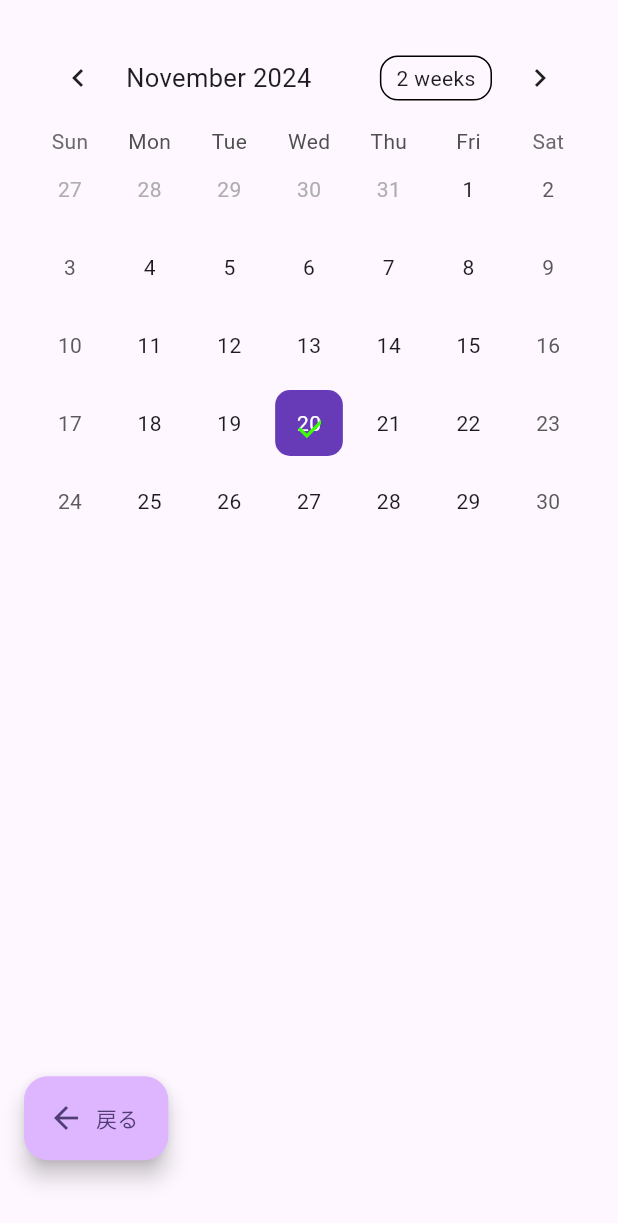
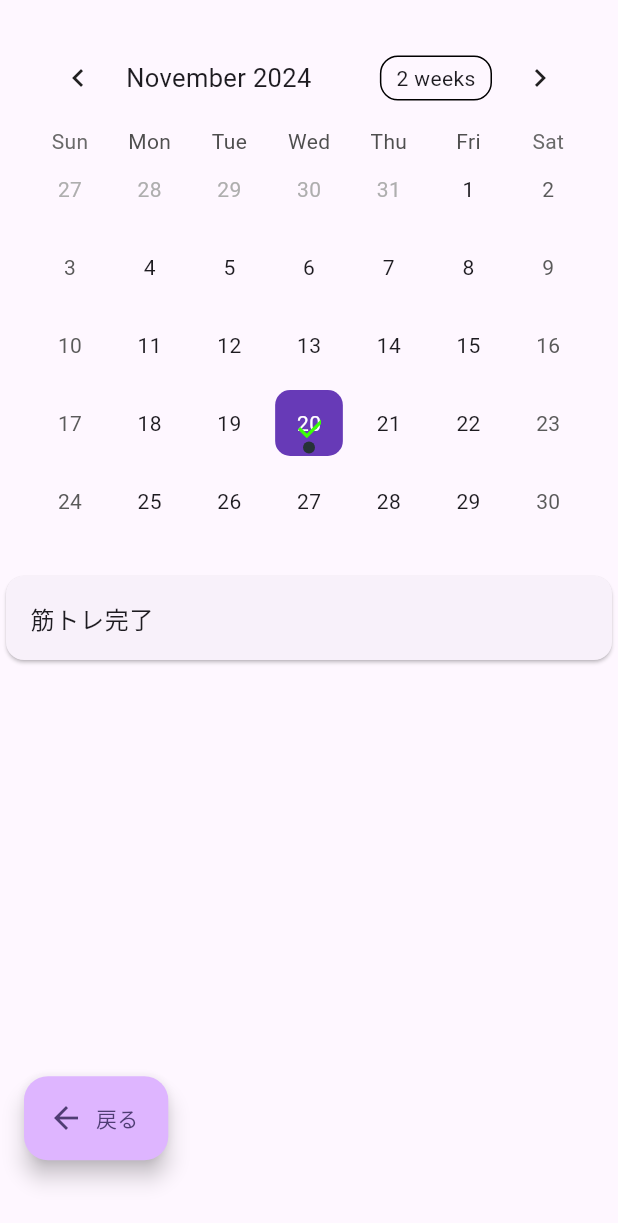
Before and after one commit to tsuchida-y/MuscleManagement_app, a Flutter app: the screen it shows after launch, after a tap on the "add" icon, on a phone screen of 412 x 824 dp. Shown: the top 1223 px of the screen. Run offline on Flutter 3.47's test engine with Material 3 defaults, Android fonts, the phone set to English and light mode, and no system bars; drawn by our look-alikes of table_calendar.

Commit message:
現在時刻に印をつけるプログラムの追加

```diff
--- a/lib/calendar_page.dart
+++ b/lib/calendar_page.dart
@@ -4,7 +4,8 @@ import 'package:table_calendar/table_calendar.dart';
 class CalendarPage extends StatefulWidget {
   //CalendarPageクラスの作成し、StatefulWidgetクラスを継承した！
   final DateTime selectedDay; // 選択された日付を受け取るためのパラメータ
-  const CalendarPage({Key? key, required this.selectedDay})
+  final int counter; // カウンターの値を受け取るためのパラメータ
+  const CalendarPage({Key? key, required this.selectedDay, required this.counter})
       : super(key: key); //親クラスのコンストラクタを呼び出しつつ、必須パラメータであるselectedDayを初期化します
 
   @override
@@ -16,8 +17,7 @@ class CalendarPage extends StatefulWidget {
 
 
 
-class _CalendarPageState extends State<CalendarPage> {
-  //_CalendarPageStateクラスを作成し、State<CalendarPage>クラスを継承する。
+class _CalendarPageState extends State<CalendarPage> {//_CalendarPageStateクラスを作成し、State<CalendarPage>クラスを継承する。
   DateTime _focusedDay = DateTime.now(); //現在の日付と時刻を取得し、それを_focusedDayという変数に代入する
   CalendarFormat _calendarFormat =
       CalendarFormat.month; // 初期表示ではカレンダーウィジェットが月表示モードで表示される
@@ -27,13 +27,11 @@ class _CalendarPageState extends State<CalendarPage> {
   //Map形式(キーとデータをセットで保存)で保持　keyが日付　値が文字列
   //utc(協定世界時)
   final sampleMap = {
-    DateTime.utc(2024, 2, 20): ['一つ目のイベント', '二つ目のイベント'],//これでイベントを作成
-    DateTime.utc(2024, 2, 5): ['3つ目のイベント', '4つ目のイベント'],
+    DateTime.utc(2024, 11, 20): ['テスト'],//これでイベントを作成
   };
 
   final sampleEvents = {
-    DateTime.utc(2024, 2, 20): ['first', 'secondEvent'],
-    DateTime.utc(2024, 2, 5): ['thirdEvent', 'fourthEvent']
+    DateTime.utc(2024, 11, 10): ['test'],
   };
 
   @override
@@ -44,6 +42,19 @@ class _CalendarPageState extends State<CalendarPage> {
     _selectedDay = widget.selectedDay;
     _selectedEvents = sampleEvents[widget.selectedDay] ?? [];
     debugPrint("確認");
+
+        // counterが1の時に現在の日付にイベントを追加
+    if (widget.counter == 1) {
+      setState(() {
+        if (sampleMap.containsKey(widget.selectedDay)) {//選択された日付がキーとして存在するか
+          sampleMap[widget.selectedDay]!.add('筋トレ完了');//あるなら日付に対応するイベントリストに追加
+        } else {
+          sampleMap[widget.selectedDay] = ['筋トレ完了'];//ないなら新しいリストを作成し、そのリストに追加
+        }
+        _selectedEvents = sampleMap[widget.selectedDay]!;//sampleMapのwidget.selectedDayに対応するイベントリストを代入する。
+        //これで選択された日付のイベントが更新され、UIに反映される
+      });
+    }
   }
 
   @override
--- a/lib/main.dart
+++ b/lib/main.dart
@@ -47,17 +47,15 @@ class _MyHomePageState extends State<MyHomePage> {
         backgroundColor: Theme.of(context).colorScheme.inversePrimary,//背景の設定
         title: Text(widget.title),
       ),
-      body: Center(
+      body: const Center(
         child: Column(
           mainAxisAlignment: MainAxisAlignment.center,//真ん中に配置する
           children: <Widget>[
-            const Text(
-              '　できた！',
-            ),
-            Text(
-              '$counter',
-              style: Theme.of(context).textTheme.headlineMedium,
-            ),
+            Text('　できた！',style: TextStyle(fontSize: 30)),
+            // Text(
+            //   '$counter',
+            //   style: Theme.of(context).textTheme.headlineMedium,
+            // ),
           ],
         ),
       ),
@@ -69,11 +67,14 @@ class _MyHomePageState extends State<MyHomePage> {
             alignment: const Alignment(0.1, 0.4), //ボタンの位置を座標で決める
             child: FloatingActionButton(
               onPressed: () {
+                setState(() {
+                  counter=1;//押した情報を格納する
+                });
                 Navigator.push(
                   context,
                   MaterialPageRoute(
                     builder: (context) =>
-                        CalendarPage(selectedDay: now), //現在の時間を渡す
+                        CalendarPage(selectedDay: now,counter: counter), //現在の時間とカウンターの値を渡す
                   ),
                 );
               },
@@ -90,10 +91,11 @@ class _MyHomePageState extends State<MyHomePage> {
                 side: const BorderSide(color: Colors.deepPurple),
               ),
               onPressed: () {
+                counter=0;
                 Navigator.push(
-                    context,
-                    MaterialPageRoute(
-                      builder: (context) => CalendarPage(selectedDay: now),
+                    context,//現在のビルドコンテキストを指す
+                    MaterialPageRoute(//新しいページへのルートを定義する
+                      builder: (context) => CalendarPage(selectedDay: now,counter:counter),//新しいページとしてCalendarPageを作成し、引数として現在の日付を渡す
                     ));
               },
               child: const Text('カレンダー'),
```
